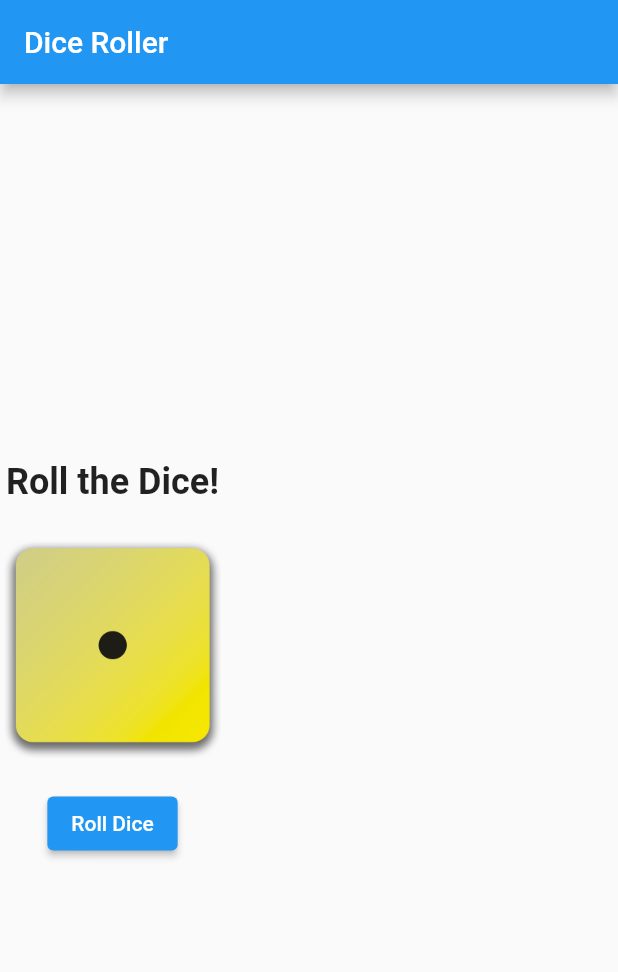
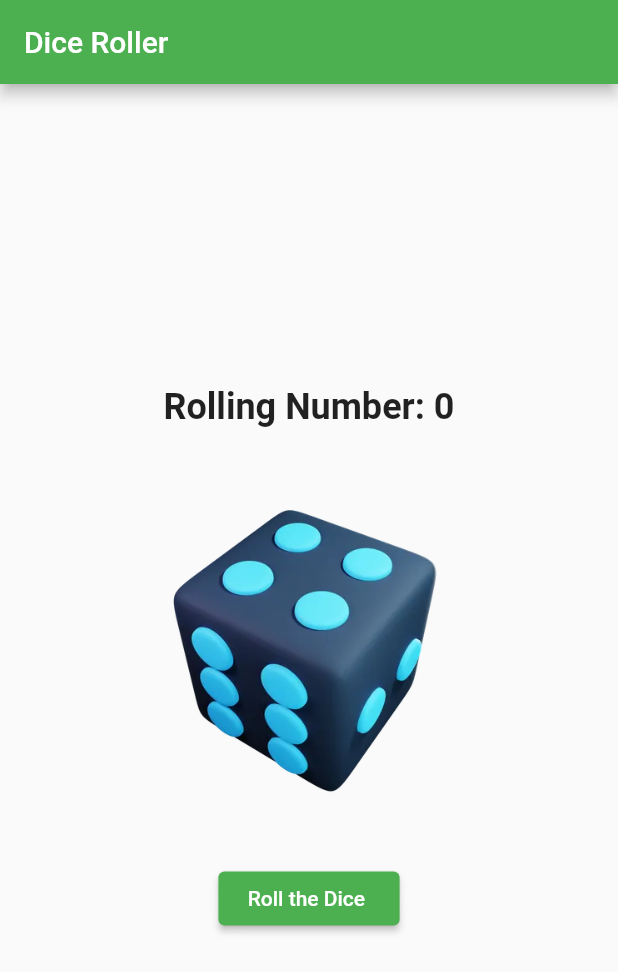
Before and after one commit to AbdullahWali79/100DaysOfFlutter, a Flutter app: the screen it shows after launch, on a phone screen of 412 x 824 dp. Shown: the top 972 px of the screen. Run offline on Flutter 3.47's test engine with Material 2 defaults, Android fonts, the light colour scheme and no system bars; our stand-ins replace animated_background, cached_network_image, cloud_firestore, connectivity, easy_splash_screen, firebase_auth and 21 more; missing offline and left inert: age_calculator, flutter_inappwebview; accounts and stored records are empty.

Commit message:
complete dice roling app

```diff
--- a/dice_roller_with_switch/lib/main.dart
+++ b/dice_roller_with_switch/lib/main.dart
@@ -9,7 +9,7 @@ class DiceApp extends StatelessWidget {
     return MaterialApp(
       title: 'Dice Roller',
       theme: ThemeData(
-        primarySwatch: Colors.blue,
+        primarySwatch: Colors.green,
       ),
       home: DiceScreen(),
     );
@@ -22,13 +22,14 @@ class DiceScreen extends StatefulWidget {
 }
 
 class _DiceScreenState extends State<DiceScreen> {
-  int _diceNumber = 1; // Initial dice number
+  int _diceNumber = 0; // Initial dice number
 
   // Function to roll the dice
   void _rollDice() {
-    setState(() {
-      _diceNumber = Random().nextInt(6) + 1; // Random dice number from 1 to 6
-    });
+      setState(() {///0 to 5
+        _diceNumber = Random().nextInt(6) + 1;
+      });// Random dice number from 1 to 6
+    //print(_diceNumber);
   }
 
   @override
@@ -37,26 +38,31 @@ class _DiceScreenState extends State<DiceScreen> {
       appBar: AppBar(
         title: Text('Dice Roller'),
       ),
-      body: Column(
+      body: Center(
+        child: Column(
           mainAxisAlignment: MainAxisAlignment.center,
           children: [
             Text(
-            'Roll the Dice!',
+              'Rolling Number: $_diceNumber',
               style: TextStyle(fontSize: 24, fontWeight: FontWeight.bold),
             ),
             SizedBox(height: 20),
             // Dice image
             Image.asset(
               'images/dice-$_diceNumber.png',
-            height: 150,
+              height: 250,
             ),
             SizedBox(height: 20),
             // Button to roll the dice
             ElevatedButton(
+              // onPressed: (){
+              //   _rollDice();
+              // },
               onPressed: _rollDice,
-            child: Text('Roll Dice'),
+              child: Text(' Roll the Dice  '),
             ),
           ],
+        ),
       ),
     );
   }
```
Also changed, not shown: dice_roller_with_switch/images/dice-0.png (added). Lines whose indentation alone changed are shown as unchanged.
